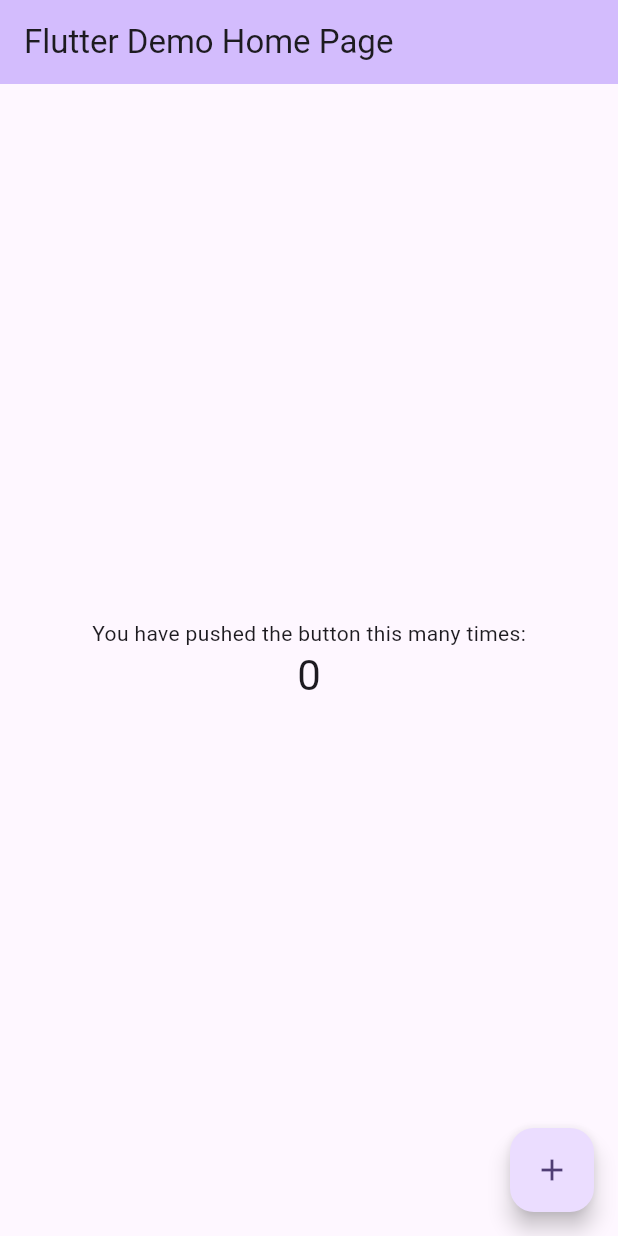
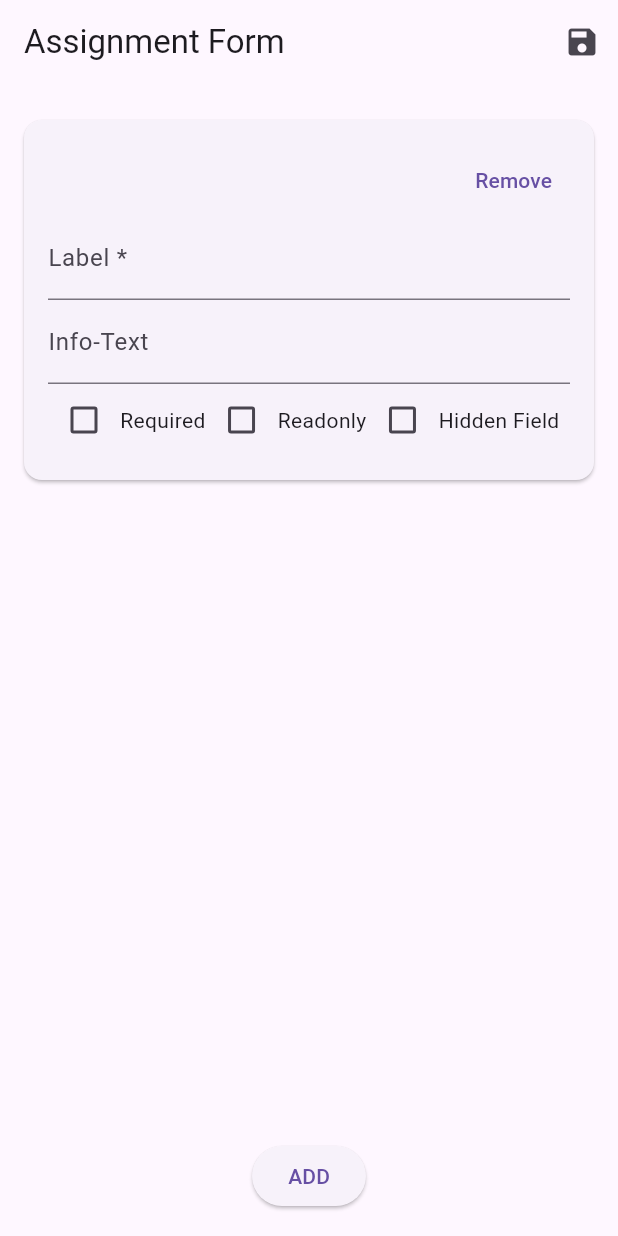
Before and after one commit to utsabhaldar/Assignment-Form-Flutter-Get_it, a Flutter app: the screen it shows after launch, on a phone screen of 412 x 824 dp. Run offline on Flutter 3.47's test engine with Material 3 defaults, Android fonts, the phone set to English and light mode, and no system bars; our stand-ins replace get_it.

Commit message:
screens, widgets, provider

```diff
--- a/lib/main.dart
+++ b/lib/main.dart
@@ -1,125 +1,29 @@
+import 'package:assignment_form/screens/home_screen.dart';
 import 'package:flutter/material.dart';
+import 'package:assignment_form/manager/form_manager.dart';
+import 'package:assignment_form/provider/service_locator.dart';
+import 'package:provider/provider.dart';
 
 void main() {
+  setupLocator();
   runApp(const MyApp());
 }
 
 class MyApp extends StatelessWidget {
   const MyApp({super.key});
 
-  // This widget is the root of your application.
   @override
   Widget build(BuildContext context) {
-    return MaterialApp(
-      title: 'Flutter Demo',
-      theme: ThemeData(
-        // This is the theme of your application.
-        //
-        // TRY THIS: Try running your application with "flutter run". You'll see
-        // the application has a purple toolbar. Then, without quitting the app,
-        // try changing the seedColor in the colorScheme below to Colors.green
-        // and then invoke "hot reload" (save your changes or press the "hot
-        // reload" button in a Flutter-supported IDE, or press "r" if you used
-        // the command line to start the app).
-        //
-        // Notice that the counter didn't reset back to zero; the application
-        // state is not lost during the reload. To reset the state, use hot
-        // restart instead.
-        //
-        // This works for code too, not just values: Most code changes can be
-        // tested with just a hot reload.
-        colorScheme: ColorScheme.fromSeed(seedColor: Colors.deepPurple),
-        useMaterial3: true,
+    return ChangeNotifierProvider(
+      create: (_) => getIt<FormManager>(),
+      child: MaterialApp(
+        debugShowCheckedModeBanner: false,
+        title: 'Assignment Form',
+        theme: ThemeData(
+          primarySwatch: Colors.blue,
+        ),
+        home: const HomeScreen(),
       ),
-      home: const MyHomePage(title: 'Flutter Demo Home Page'),
     );
   }
 }
-
-class MyHomePage extends StatefulWidget {
-  const MyHomePage({super.key, required this.title});
-
-  // This widget is the home page of your application. It is stateful, meaning
-  // that it has a State object (defined below) that contains fields that affect
-  // how it looks.
-
-  // This class is the configuration for the state. It holds the values (in this
-  // case the title) provided by the parent (in this case the App widget) and
-  // used by the build method of the State. Fields in a Widget subclass are
-  // always marked "final".
-
-  final String title;
-
-  @override
-  State<MyHomePage> createState() => _MyHomePageState();
-}
-
-class _MyHomePageState extends State<MyHomePage> {
-  int _counter = 0;
-
-  void _incrementCounter() {
-    setState(() {
-      // This call to setState tells the Flutter framework that something has
-      // changed in this State, which causes it to rerun the build method below
-      // so that the display can reflect the updated values. If we changed
-      // _counter without calling setState(), then the build method would not be
-      // called again, and so nothing would appear to happen.
-      _counter++;
-    });
-  }
-
-  @override
-  Widget build(BuildContext context) {
-    // This method is rerun every time setState is called, for instance as done
-    // by the _incrementCounter method above.
-    //
-    // The Flutter framework has been optimized to make rerunning build methods
-    // fast, so that you can just rebuild anything that needs updating rather
-    // than having to individually change instances of widgets.
-    return Scaffold(
-      appBar: AppBar(
-        // TRY THIS: Try changing the color here to a specific color (to
-        // Colors.amber, perhaps?) and trigger a hot reload to see the AppBar
-        // change color while the other colors stay the same.
-        backgroundColor: Theme.of(context).colorScheme.inversePrimary,
-        // Here we take the value from the MyHomePage object that was created by
-        // the App.build method, and use it to set our appbar title.
-        title: Text(widget.title),
-      ),
-      body: Center(
-        // Center is a layout widget. It takes a single child and positions it
-        // in the middle of the parent.
-        child: Column(
-          // Column is also a layout widget. It takes a list of children and
-          // arranges them vertically. By default, it sizes itself to fit its
-          // children horizontally, and tries to be as tall as its parent.
-          //
-          // Column has various properties to control how it sizes itself and
-          // how it positions its children. Here we use mainAxisAlignment to
-          // center the children vertically; the main axis here is the vertical
-          // axis because Columns are vertical (the cross axis would be
-          // horizontal).
-          //
-          // TRY THIS: Invoke "debug painting" (choose the "Toggle Debug Paint"
-          // action in the IDE, or press "p" in the console), to see the
-          // wireframe for each widget.
-          mainAxisAlignment: MainAxisAlignment.center,
-          children: <Widget>[
-            const Text(
-              'You have pushed the button this many times:',
-            ),
-            Text(
-              '$_counter',
-              style: Theme.of(context).textTheme.headlineMedium,
-            ),
-          ],
-        ),
-      ),
-      floatingActionButton: FloatingActionButton(
-        onPressed: _incrementCounter,
-        tooltip: 'Increment',
-        child: const Icon(Icons.add),
-      ), // This trailing comma makes auto-formatting nicer for build methods.
-    );
-  }
-}
--- /dev/null
+++ b/lib/manager/form_manager.dart
@@ -0,0 +1,38 @@
+import 'package:flutter/material.dart';
+
+class FormManager extends ChangeNotifier {
+  List<FormComponent> components = [FormComponent()];
+
+  void addComponent() {
+    components.add(FormComponent());
+    notifyListeners();
+  }
+
+  void removeComponent(int index) {
+    if (components.length > 1) {
+      components.removeAt(index);
+      notifyListeners();
+    }
+  }
+
+  void updateComponent(int index, FormComponent component) {
+    components[index] = component;
+    notifyListeners();
+  }
+}
+
+class FormComponent {
+  String label;
+  String infoText;
+  bool required;
+  bool readonly;
+  bool hidden;
+
+  FormComponent({
+    this.label = '',
+    this.infoText = '',
+    this.required = false,
+    this.readonly = false,
+    this.hidden = false,
+  });
+}
--- /dev/null
+++ b/lib/provider/service_locator.dart
@@ -0,0 +1,8 @@
+import 'package:assignment_form/manager/form_manager.dart';
+import 'package:get_it/get_it.dart';
+
+final getIt = GetIt.instance;
+
+void setupLocator() {
+  getIt.registerLazySingleton<FormManager>(() => FormManager());
+}
--- /dev/null
+++ b/lib/screens/home_screen.dart
@@ -0,0 +1,65 @@
+import 'package:assignment_form/manager/form_manager.dart';
+import 'package:assignment_form/widgets/form_component.dart';
+import 'package:assignment_form/widgets/form_data_card.dart';
+import 'package:flutter/material.dart';
+import 'package:provider/provider.dart';
+
+class HomeScreen extends StatelessWidget {
+  const HomeScreen({super.key});
+
+  @override
+  Widget build(BuildContext context) {
+    return Scaffold(
+      appBar: AppBar(
+        title: const Text('Assignment Form'),
+        actions: [
+          IconButton(
+            icon: const Icon(Icons.save),
+            onPressed: () {
+              final formManager = context.read<FormManager>();
+              showDialog(
+                context: context,
+                builder: (context) => AlertDialog(
+                  title: const Text('Form Data'),
+                  content: Column(
+                    mainAxisSize: MainAxisSize.min,
+                    children: formManager.components
+                        .asMap()
+                        .entries
+                        .map((entry) => FormDataCard(entry.key, entry.value))
+                        .toList(),
+                  ),
+                ),
+              );
+            },
+          ),
+        ],
+      ),
+      body: Padding(
+        padding: const EdgeInsets.all(16.0),
+        child: Column(
+          children: [
+            Expanded(
+              child: Consumer<FormManager>(
+                builder: (context, formManager, child) {
+                  return ListView.builder(
+                    itemCount: formManager.components.length,
+                    itemBuilder: (context, index) {
+                      return FormComponentWidget(index);
+                    },
+                  );
+                },
+              ),
+            ),
+            ElevatedButton(
+              onPressed: () {
+                context.read<FormManager>().addComponent();
+              },
+              child: const Text('ADD'),
+            ),
+          ],
+        ),
+      ),
+    );
+  }
+}
--- /dev/null
+++ b/lib/widgets/form_component.dart
@@ -0,0 +1,78 @@
+import 'package:assignment_form/manager/form_manager.dart';
+import 'package:flutter/material.dart';
+import 'package:provider/provider.dart';
+
+class FormComponentWidget extends StatelessWidget {
+  final int index;
+
+  const FormComponentWidget(this.index, {super.key});
+
+  @override
+  Widget build(BuildContext context) {
+    final formManager = context.read<FormManager>();
+    final component = formManager.components[index];
+
+    return Card(
+      margin: const EdgeInsets.symmetric(vertical: 8),
+      child: Padding(
+        padding: const EdgeInsets.all(16.0),
+        child: Column(
+          crossAxisAlignment: CrossAxisAlignment.start,
+          children: [
+            Align(
+              alignment: Alignment.centerRight,
+              child: TextButton(
+                onPressed: () {
+                  formManager.removeComponent(index);
+                },
+                child: const Text('Remove'),
+              ),
+            ),
+            TextField(
+              decoration: const InputDecoration(labelText: 'Label *'),
+              onChanged: (value) {
+                component.label = value;
+                formManager.updateComponent(index, component);
+              },
+            ),
+            TextField(
+              decoration: const InputDecoration(labelText: 'Info-Text'),
+              onChanged: (value) {
+                component.infoText = value;
+                formManager.updateComponent(index, component);
+              },
+            ),
+            Row(
+              children: [
+                Checkbox(
+                  value: component.required,
+                  onChanged: (value) {
+                    component.required = value!;
+                    formManager.updateComponent(index, component);
+                  },
+                ),
+                const Text('Required'),
+                Checkbox(
+                  value: component.readonly,
+                  onChanged: (value) {
+                    component.readonly = value!;
+                    formManager.updateComponent(index, component);
+                  },
+                ),
+                const Text('Readonly'),
+                Checkbox(
+                  value: component.hidden,
+                  onChanged: (value) {
+                    component.hidden = value!;
+                    formManager.updateComponent(index, component);
+                  },
+                ),
+                const Text('Hidden Field'),
+              ],
+            ),
+          ],
+        ),
+      ),
+    );
+  }
+}
--- /dev/null
+++ b/lib/widgets/form_data_card.dart
@@ -0,0 +1,31 @@
+import 'package:assignment_form/manager/form_manager.dart';
+import 'package:flutter/material.dart';
+
+class FormDataCard extends StatelessWidget {
+  final int index;
+  final FormComponent component;
+
+  const FormDataCard(this.index, this.component, {super.key});
+
+  @override
+  Widget build(BuildContext context) {
+    return Card(
+      margin: const EdgeInsets.symmetric(vertical: 8),
+      child: Padding(
+        padding: const EdgeInsets.all(16.0),
+        child: Column(
+          crossAxisAlignment: CrossAxisAlignment.start,
+          children: [
+            Text('Component ${index + 1}:'),
+            Text('Label: ${component.label}'),
+            Text('Info-Text: ${component.infoText}'),
+            Text('Settings: '
+                '${component.required ? 'Required ' : ''}'
+                '${component.readonly ? 'Readonly ' : ''}'
+                '${component.hidden ? 'Hidden Field' : ''}'),
+          ],
+        ),
+      ),
+    );
+  }
+}
```
Also changed, not shown: pubspec.yaml (+4 -17 lines), pubspec.lock.
